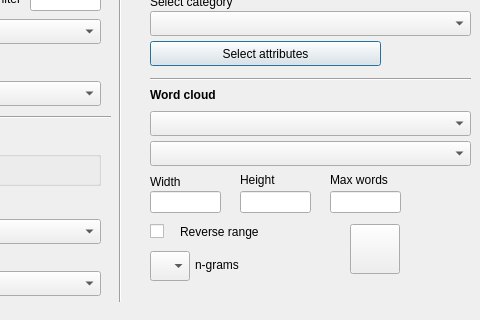
This is src/GUI_UIs/ui_dialog_charts.ui in ccbogel/QualCoder as Qt 5 draws it before an edit; both pictures show x 230 to 710 and y 269 to 589 of the 1011 by 589 pixel window. The edited form follows.
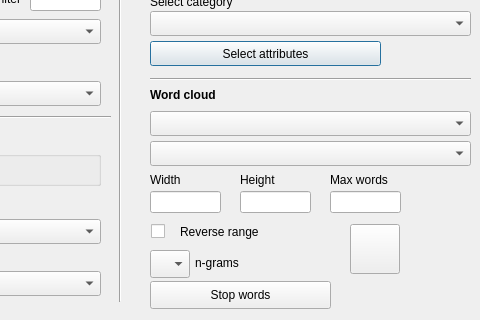
This is the edited form.

Commit message: stopwords file selection button

Patch:
```diff
--- a/src/GUI_UIs/ui_dialog_charts.ui
+++ b/src/GUI_UIs/ui_dialog_charts.ui
@@ -547,7 +547,7 @@
    <property name="geometry">
     <rect>
      <x>380</x>
-     <y>442</y>
+     <y>440</y>
      <width>71</width>
      <height>18</height>
     </rect>
@@ -585,9 +585,9 @@
   <widget class="QCheckBox" name="checkBox_reverse_range">
    <property name="geometry">
     <rect>
-     <x>380</x>
+     <x>381</x>
      <y>490</y>
-     <width>21</width>
+     <width>20</width>
      <height>20</height>
     </rect>
    </property>
@@ -618,7 +618,7 @@
    <property name="geometry">
     <rect>
      <x>425</x>
-     <y>523</y>
+     <y>521</y>
      <width>131</width>
      <height>22</height>
     </rect>
@@ -634,9 +634,9 @@
    <property name="geometry">
     <rect>
      <x>380</x>
-     <y>520</y>
+     <y>519</y>
      <width>40</width>
-     <height>30</height>
+     <height>28</height>
     </rect>
    </property>
    <property name="toolTip">
@@ -734,6 +734,26 @@
     </rect>
    </property>
   </widget>
+  <widget class="QPushButton" name="pushButton_stopwords">
+   <property name="geometry">
+    <rect>
+     <x>380</x>
+     <y>550</y>
+     <width>181</width>
+     <height>28</height>
+    </rect>
+   </property>
+   <property name="toolTip">
+    <string>Selecting a text file here will override exisitng stopwords in the software, and also override stopwords stored in the .qualcoder configuration folder. 
+This is temporary and must be selected each time the Charts screen is opened.
+
+The file must be plain text with one word per line.
+Each word is excluded in the n-grams=1 Word cloud.</string>
+   </property>
+   <property name="text">
+    <string>Stop words</string>
+   </property>
+  </widget>
   <zorder>groupBox</zorder>
   <zorder>label_info</zorder>
   <zorder>label_pie</zorder>
```
Left out of the diff: 1 changed line with no effect on the pictures.
